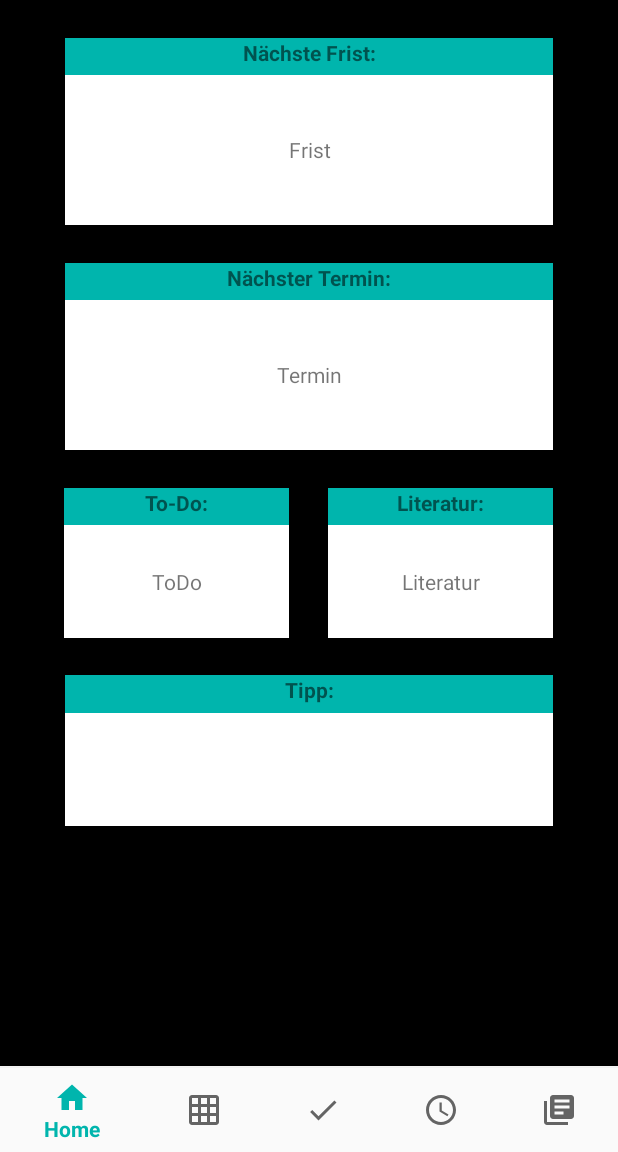
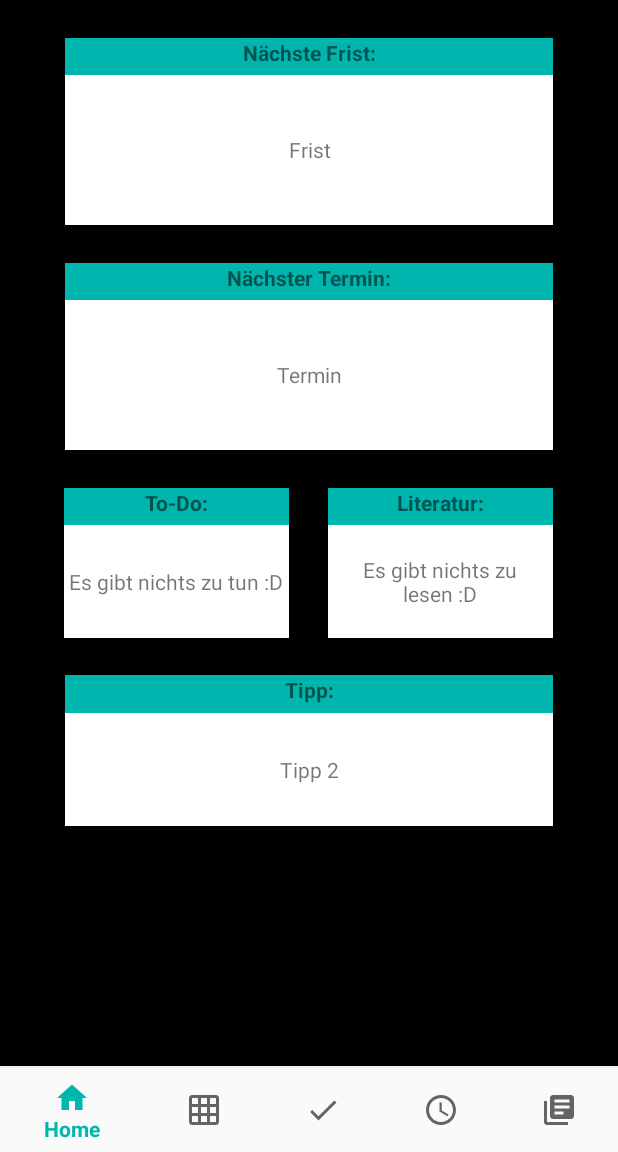
Before and after one commit to MordragT/managy, an Android app: the screen it shows after launch (MainActivity), on a phone screen of 412 x 824 dp, the part 84-1236 px from its top. Run offline under Robolectric (Android 15) with nearby library versions, the phone set to English and light mode, and no system bars; pictures from the network do not load.

Commit message:
großer Fortschritt bei der Startseite
zumindest die zufällig eingeblendeten Tipps klappen jetzt :D

```diff
--- a/fragments/app/src/main/java/com/example/java_class/MainActivity.java
+++ b/fragments/app/src/main/java/com/example/java_class/MainActivity.java
@@ -7,6 +7,9 @@ import androidx.fragment.app.Fragment;
 import android.os.Bundle;
 import android.util.Log;
 import android.view.MenuItem;
+import android.widget.TextView;
+import java.util.Random;
+
 
 
 import com.google.android.material.bottomnavigation.BottomNavigationView;
@@ -26,6 +29,12 @@ public class MainActivity extends AppCompatActivity {
         //Schnittstelle.load(this);
         Schnittstelle.load();
         Log.d("einlesen", String.valueOf(Schnittstelle.toDoListe.size()));
+
+        FristStartseite();
+        //TerminStartseite();
+        ToDoStartseite();
+        LiteraturStartseite();
+        TippsStartseite();
 
 
     }
@@ -60,4 +69,53 @@ public class MainActivity extends AppCompatActivity {
                     return true;
                 }
             };
+
+    public void FristStartseite() {
+        TextView FristStart = findViewById(R.id.FristStart);
+    }
+
+    public void TerminStartseite() {
+        TextView TerminStart = findViewById(R.id.TerminStart);
+        int Termingröße = Schnittstelle.terminListe.size();
+        TerminStart.setText(Termingröße);
+    }
+
+    public void ToDoStartseite() {
+        TextView ToDoStart = findViewById(R.id.ToDoStart);
+        if(Schnittstelle.toDoListe.size()== 0){
+            ToDoStart.setText("Es gibt nichts zu tun :D");
+        }
+        else{
+            int ToDogröße = Schnittstelle.toDoListe.size();
+            ToDoStart.setText(ToDogröße);
+        }
+
+    }
+
+    public void LiteraturStartseite(){
+        TextView LiteraturStart = findViewById(R.id.LiteraturStart);
+        if(Schnittstelle.literaturListe.size() == 0){
+            LiteraturStart.setText("Es gibt nichts zu lesen :D");
+        }
+        else{
+            int Literaturgröße = Schnittstelle.literaturListe.size();
+            LiteraturStart.setText(Schnittstelle.literaturListe.size());
+        }
+
+    }
+
+    public void TippsStartseite() {
+        TextView TippsStartseite = findViewById(R.id.TippsStart);
+        //TippsStartseite.setText("klappt");
+        //TippsStartseite.setText(getResources().getString(R.string.TippStart));
+
+        int randomIndex = new Random().nextInt((getResources().getStringArray(R.array.TippsArray)).length);
+        String randomTipp = (getResources().getStringArray(R.array.TippsArray))[randomIndex];
+        TippsStartseite.setText(randomTipp);
+
+        //Random r = new Random();
+        //String myRandString = r.nextInt(R.array.TippsArray.);
+
+    }
+
 }
--- a/fragments/app/src/main/java/com/example/java_class/Startseite.java
+++ b/fragments/app/src/main/java/com/example/java_class/Startseite.java
@@ -3,6 +3,7 @@ package com.example.java_class;
 import android.app.Activity;
 import android.os.Bundle;
 
+import androidx.appcompat.app.AppCompatActivity;
 import androidx.fragment.app.Fragment;
 
 import android.view.LayoutInflater;
@@ -33,6 +34,8 @@ public class Startseite extends Fragment {
                              Bundle savedInstanceState) {
         // Test 1
         // siehe ... https://stackoverflow.com/questions/17076663/problems-with-settext-in-a-fragment-in-oncreateview
+
+        super.onCreateView(inflater,container,savedInstanceState);
 
         inflater = getActivity().getLayoutInflater();
         View view =  inflater.inflate(R.layout.fragment_startseite, container, false); //pass the correct layout name for the fragment
```
